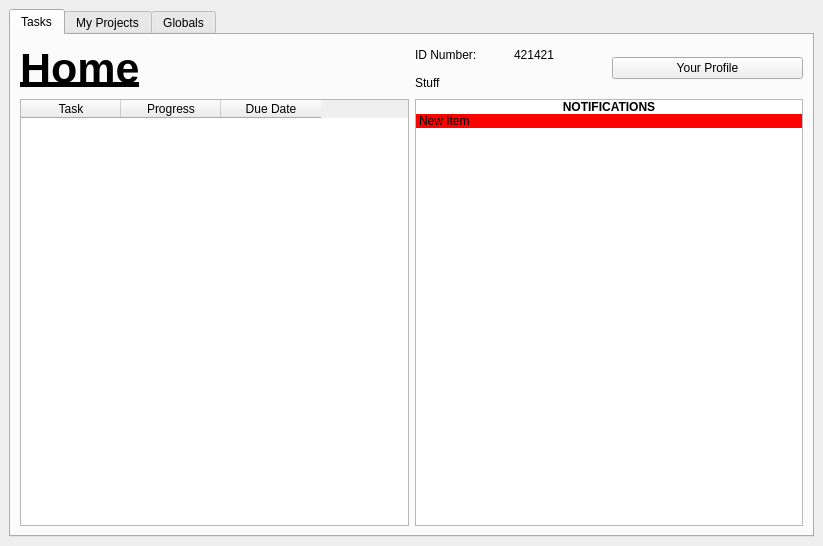
Above: Home.ui from CDDDJ-A-2015/Project before the change. Below: the same form after it.
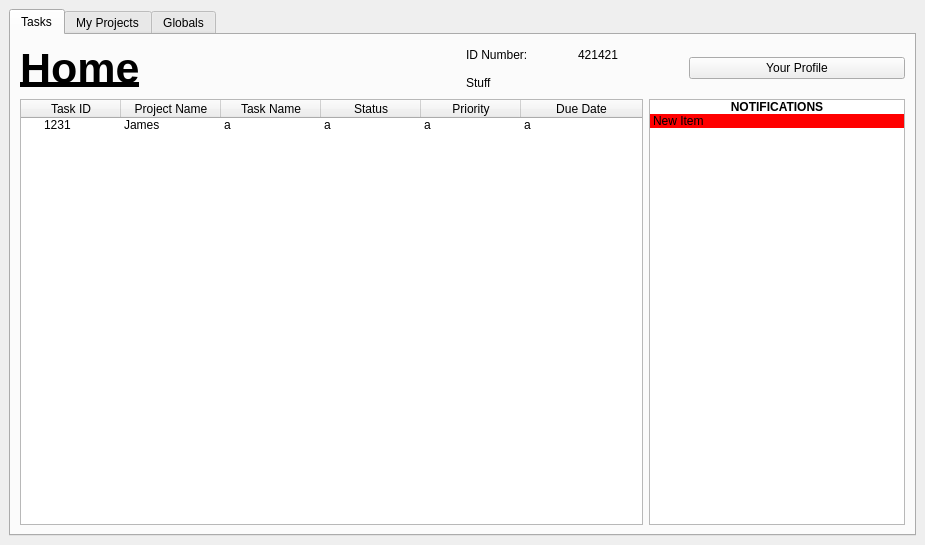
That is the form after the change.

The edit to the form file:
```diff
--- a/Home.ui
+++ b/Home.ui
@@ -6,8 +6,8 @@
    <rect>
     <x>0</x>
     <y>0</y>
-    <width>823</width>
-    <height>546</height>
+    <width>925</width>
+    <height>545</height>
    </rect>
   </property>
   <property name="windowTitle">
@@ -27,71 +27,10 @@
        <attribute name="title">
         <string>Tasks</string>
        </attribute>
-       <layout class="QGridLayout" name="gridLayout">
-        <item row="2" column="0">
-         <widget class="QTableWidget" name="tUserTaskList">
-          <property name="wordWrap">
-           <bool>true</bool>
-          </property>
-          <column>
-           <property name="text">
-            <string>Task</string>
-           </property>
-          </column>
-          <column>
-           <property name="text">
-            <string>Progress</string>
-           </property>
-          </column>
-          <column>
-           <property name="text">
-            <string>Due Date</string>
-           </property>
-          </column>
-         </widget>
-        </item>
-        <item row="2" column="1">
-         <widget class="QListWidget" name="lNotificationList">
+       <layout class="QVBoxLayout" name="verticalLayout_3">
           <item>
-           <property name="text">
-            <string>NOTIFICATIONS</string>
-           </property>
-           <property name="font">
-            <font>
-             <weight>75</weight>
-             <bold>true</bold>
-            </font>
-           </property>
-           <property name="textAlignment">
-            <set>AlignHCenter|AlignVCenter|AlignCenter</set>
-           </property>
-          </item>
+         <layout class="QHBoxLayout" name="horizontalLayout_6">
           <item>
-           <property name="text">
-            <string>New Item</string>
-           </property>
-           <property name="background">
-            <brush brushstyle="SolidPattern">
-             <color alpha="255">
-              <red>255</red>
-              <green>0</green>
-              <blue>0</blue>
-             </color>
-            </brush>
-           </property>
-           <property name="foreground">
-            <brush brushstyle="SolidPattern">
-             <color alpha="255">
-              <red>0</red>
-              <green>0</green>
-              <blue>0</blue>
-             </color>
-            </brush>
-           </property>
-          </item>
-         </widget>
-        </item>
-        <item row="1" column="0">
          <widget class="QLabel" name="uName">
           <property name="font">
            <font>
@@ -106,7 +45,7 @@
           </property>
          </widget>
         </item>
-        <item row="1" column="1">
+          <item>
          <layout class="QHBoxLayout" name="horizontalLayout_3">
           <item>
            <layout class="QVBoxLayout" name="verticalLayout_4">
@@ -147,6 +86,131 @@
          </layout>
         </item>
        </layout>
+        </item>
+        <item>
+         <layout class="QHBoxLayout" name="horizontalLayout_7">
+          <item>
+           <widget class="QTreeWidget" name="tUserTaskList">
+            <column>
+             <property name="text">
+              <string>Task ID</string>
+             </property>
+             <property name="textAlignment">
+              <set>AlignHCenter|AlignVCenter|AlignCenter</set>
+             </property>
+            </column>
+            <column>
+             <property name="text">
+              <string>Project Name</string>
+             </property>
+             <property name="textAlignment">
+              <set>AlignHCenter|AlignVCenter|AlignCenter</set>
+             </property>
+            </column>
+            <column>
+             <property name="text">
+              <string>Task Name</string>
+             </property>
+             <property name="textAlignment">
+              <set>AlignHCenter|AlignVCenter|AlignCenter</set>
+             </property>
+            </column>
+            <column>
+             <property name="text">
+              <string>Status</string>
+             </property>
+             <property name="textAlignment">
+              <set>AlignHCenter|AlignVCenter|AlignCenter</set>
+             </property>
+            </column>
+            <column>
+             <property name="text">
+              <string>Priority</string>
+             </property>
+             <property name="textAlignment">
+              <set>AlignHCenter|AlignVCenter|AlignCenter</set>
+             </property>
+            </column>
+            <column>
+             <property name="text">
+              <string>Due Date</string>
+             </property>
+             <property name="textAlignment">
+              <set>AlignHCenter|AlignVCenter|AlignCenter</set>
+             </property>
+            </column>
+            <item>
+             <property name="text">
+              <string>1231</string>
+             </property>
+             <property name="text">
+              <string>James</string>
+             </property>
+             <property name="text">
+              <string>a</string>
+             </property>
+             <property name="text">
+              <string>a</string>
+             </property>
+             <property name="text">
+              <string>a</string>
+             </property>
+             <property name="text">
+              <string>a</string>
+             </property>
+            </item>
+           </widget>
+          </item>
+          <item>
+           <widget class="QListWidget" name="lNotificationList">
+            <property name="sizePolicy">
+             <sizepolicy hsizetype="Maximum" vsizetype="Expanding">
+              <horstretch>0</horstretch>
+              <verstretch>0</verstretch>
+             </sizepolicy>
+            </property>
+            <item>
+             <property name="text">
+              <string>NOTIFICATIONS</string>
+             </property>
+             <property name="font">
+              <font>
+               <weight>75</weight>
+               <bold>true</bold>
+              </font>
+             </property>
+             <property name="textAlignment">
+              <set>AlignHCenter|AlignVCenter|AlignCenter</set>
+             </property>
+            </item>
+            <item>
+             <property name="text">
+              <string>New Item</string>
+             </property>
+             <property name="background">
+              <brush brushstyle="SolidPattern">
+               <color alpha="255">
+                <red>255</red>
+                <green>0</green>
+                <blue>0</blue>
+               </color>
+              </brush>
+             </property>
+             <property name="foreground">
+              <brush brushstyle="SolidPattern">
+               <color alpha="255">
+                <red>0</red>
+                <green>0</green>
+                <blue>0</blue>
+               </color>
+              </brush>
+             </property>
+            </item>
+           </widget>
+          </item>
+         </layout>
+        </item>
+       </layout>
       </widget>
       <widget class="QWidget" name="tab_2">
        <attribute name="title">
```
Left out of the diff: 64 changed lines with no effect on the pictures. Lines whose indentation alone changed are shown as unchanged.
